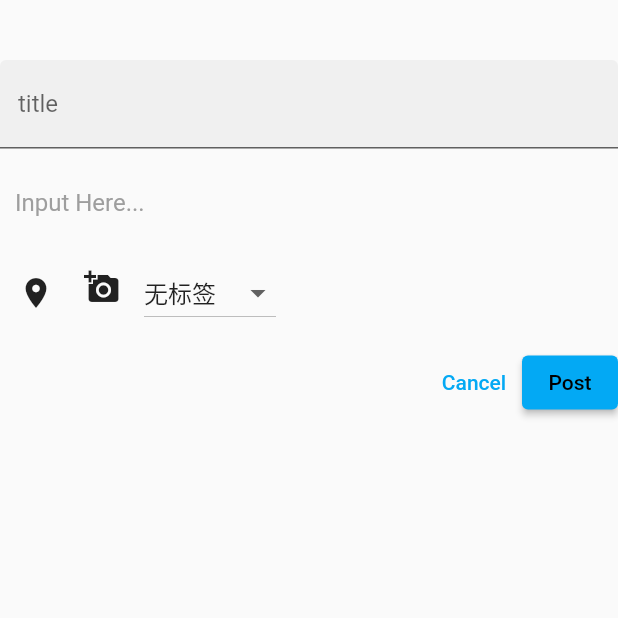
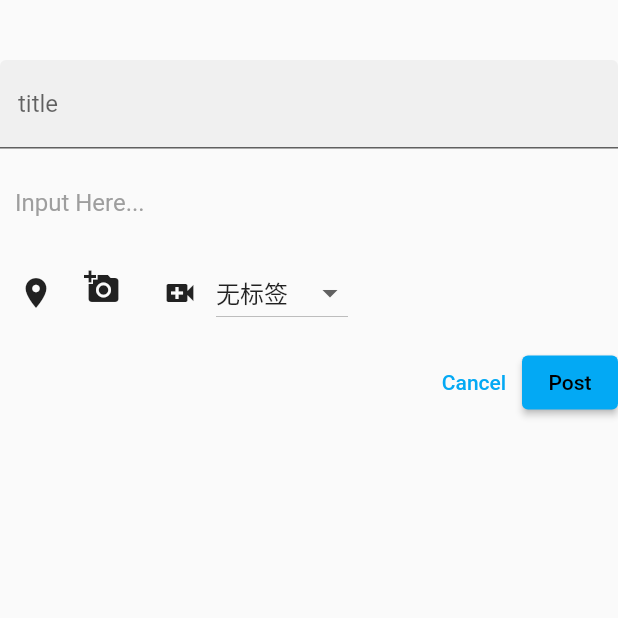
Before and after one commit to Thumuht/frontend, a Flutter app: the NewPostPage screen opened by its route, after a tap on "Post", on a phone screen of 412 x 824 dp, the top half of it. Run offline on Flutter 3.47's test engine with Material 2 defaults, Android fonts, the phone set to English and light mode, and no system bars; our stand-ins replace dio, equatable, go_router, graphql_flutter, image_picker, location and 1 more; missing offline and left inert: artemis, file_selector, flutter_share_me, geocode, gql, markdown and 2 more; network calls fail.

Commit message:
feat(xrf): 视频

```diff
--- a/lib/pages/new_post.dart
+++ b/lib/pages/new_post.dart
@@ -29,6 +29,16 @@ class Images extends ChangeNotifier {
   List<Asset> get getImages => images;
   void setImage(List<Asset> images_) {
     images = images_;
+    notifyListeners();
+  }
+}
+
+class Video extends ChangeNotifier {
+  Video({required this.video});
+  XFile video;
+  XFile get getVideo => video;
+  void setVideo(XFile video_) {
+    video = video_;
     notifyListeners();
   }
 }
@@ -105,6 +115,84 @@ class _imageSelectorState extends State<imageSelector> {
   }
 }
 
+class videoSelector extends StatefulWidget {
+  videoSelector({Key? key}) : super(key: key);
+
+  @override
+  _videoSelectorState createState() => _videoSelectorState();
+}
+
+class _videoSelectorState extends State<videoSelector> {
+  final picker = ImagePicker();
+
+  _loadVideo() async {
+    XFile? pickedFile = await picker.pickVideo(source: ImageSource.gallery);
+    if (pickedFile != null) {
+      setState(() {
+        Provider.of<Video>(context, listen: false).setVideo(pickedFile);
+      });
+    }
+  }
+
+  //打开文件夹
+  _takeVideo() async {
+    XFile? pickedFile = await picker.pickVideo(source: ImageSource.camera);
+    if (pickedFile != null) {
+      setState(() {
+        Provider.of<Video>(context, listen: false).setVideo(pickedFile);
+        developer.log(pickedFile.path);
+      });
+    }
+  }
+
+  showPicker() {
+    //底部弹出
+    showModalBottomSheet(
+        context: context,
+        builder: (BuildContext con) => Container(
+              height: 160,
+              padding: EdgeInsets.all(20),
+              color: Colors.white,
+              child: Column(
+                children: [
+                  GestureDetector(
+                    onTap: (() {
+                      _takeVideo();
+                    }),
+                    child: Container(
+                      width: double.infinity,
+                      height: 50,
+                      alignment: Alignment.center,
+                      child: Text('录制'),
+                    ),
+                  ),
+                  GestureDetector(
+                    onTap: (() {
+                      _loadVideo();
+                    }),
+                    child: Container(
+                      width: double.infinity,
+                      height: 50,
+                      alignment: Alignment.center,
+                      child: Text('上传'),
+                    ),
+                  )
+                ],
+              ),
+            ));
+  }
+
+  @override
+  Widget build(BuildContext context) {
+    return IconButton(
+      icon: Icon(Icons.video_call),
+      onPressed: () => {
+        showPicker(),
+      },
+    );
+  }
+}
+
 class imageDemonstrator extends StatefulWidget {
   imageDemonstrator({Key? key}) : super(key: key);
 
@@ -174,7 +262,7 @@ class _PostButtonState extends State<PostButton> {
                     in Provider.of<Images>(context, listen: false).getImages) {
                   ByteData byteData = await image.getByteData();
                   List<int> imageData = byteData.buffer.asUint8List();
-                  imageUrls += '![](${image.name}) ';
+                  imageUrls += '![](http://10.0.2.2:8899/fs/${image.name}) ';
                   MultipartFile multipartFile = MultipartFile.fromBytes(
                       imageData,
                       filename: image.name,
@@ -185,12 +273,32 @@ class _PostButtonState extends State<PostButton> {
                   print(response.data);
                 }
               }
+              String videoUrl = "";
+              if (Provider.of<Video>(context, listen: false).getVideo != null) {
+                List<int> byteData =
+                    await Provider.of<Video>(context, listen: false)
+                        .getVideo
+                        .readAsBytes();
+                videoUrl =
+                    '<video src=http://10.0.2.2:8899/fs/${Provider.of<Video>(context, listen: false).getVideo.name}>';
+                FormData formData = FormData.fromMap({
+                  "file": await MultipartFile.fromFile(
+                      Provider.of<Video>(context, listen: false).getVideo.path,
+                      filename: Provider.of<Video>(context, listen: false)
+                          .getVideo
+                          .name),
+                });
+                var response =
+                    await Dio().post('${backendAddress}upload', data: formData);
+                print(response.data);
+              }
               runMutation({
                 'userId': Provider.of<Session>(context, listen: false)
                     .userId_
                     .toString(),
                 'title': widget.controller_title.text,
-                'content': widget.controller_content.text + imageUrls,
+                'content':
+                    widget.controller_content.text + imageUrls + videoUrl,
                 'position':
                     Provider.of<Position>(context, listen: false).getPosition,
                 'tag': Provider.of<Tag>(context, listen: false).getTag,
@@ -354,6 +462,8 @@ class _NewPostPageState extends State<NewPostPage> {
             ChangeNotifierProvider(create: (context) => Images(images: [])),
             ChangeNotifierProvider(create: (context) => Position(position: "")),
             ChangeNotifierProvider(create: (context) => Tag(tag: "none")),
+            ChangeNotifierProvider(
+                create: (context) => Video(video: XFile(""))),
           ],
           child: Scaffold(
             body: SafeArea(
@@ -380,6 +490,7 @@ class _NewPostPageState extends State<NewPostPage> {
                   children: [
                     GetUserLocation(),
                     imageSelector(),
+                    videoSelector(),
                     selectTag(),
                   ],
                 ),
```
